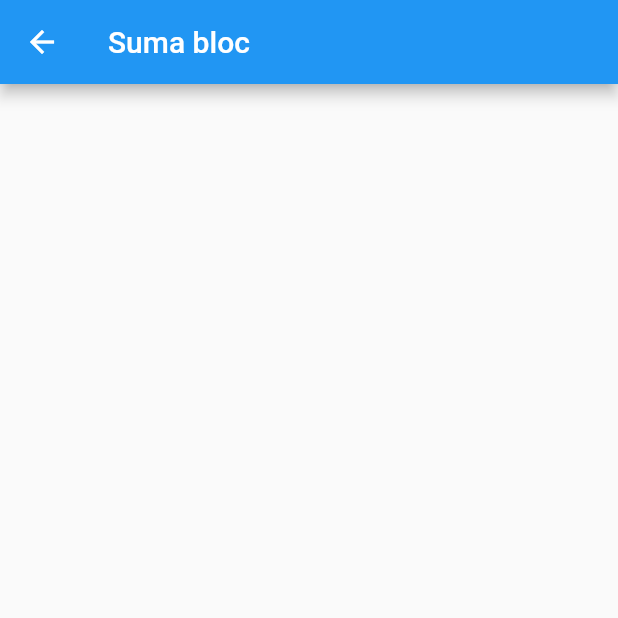
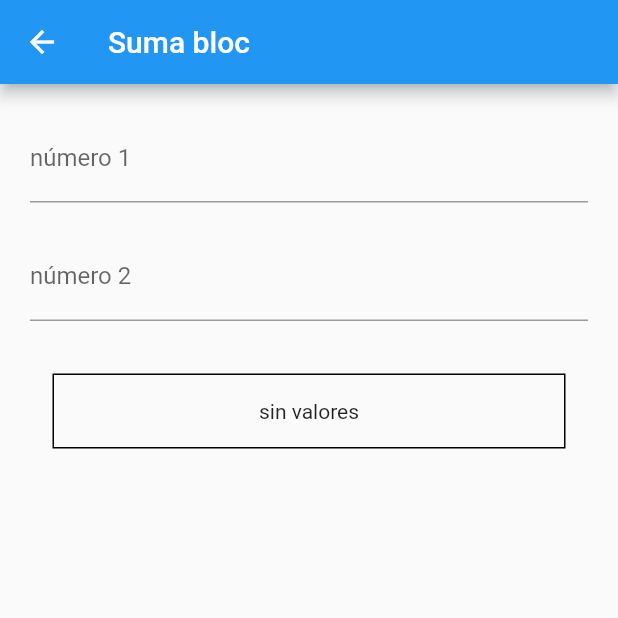
Before and after one commit to EduardinDev/flutter_bloc, a Flutter app: the SumaPage screen opened by its route, on a phone screen of 412 x 824 dp, the top half of it. Run offline on Flutter 3.47's test engine with Material 2 defaults, Android fonts, the phone set to English and light mode, and no system bars; our stand-ins replace rxdart.

Commit message:
Ejercicio Suma Bloc terminado con éxito

```diff
--- a/lib/main.dart
+++ b/lib/main.dart
@@ -8,6 +8,7 @@ class MyApp extends StatelessWidget {
   @override
   Widget build(BuildContext context) {
     return MaterialApp(
+      debugShowCheckedModeBanner: false,
       title: 'Aplicaciones bloc',
       initialRoute: '/',
       routes: <String,WidgetBuilder>{
--- /dev/null
+++ b/lib/src/bloc/validacion.dart
@@ -0,0 +1,12 @@
+import 'dart:async';
+
+class Validacion {
+  final validarNumero =
+      StreamTransformer<int, int>.fromHandlers(handleData: (numero, sink) {
+    if (numero >= 0) {
+      sink.add(numero);
+    } else {
+      sink.add( 0 ); // si esque no hay numeros entonces agregar cero por defecto
+    }
+  });
+}
--- a/lib/src/pages/inicio_page.dart
+++ b/lib/src/pages/inicio_page.dart
@@ -5,6 +5,7 @@ class InicioPage extends StatelessWidget {
 
   @override
   Widget build(BuildContext context) {
+
     return Scaffold(
       appBar: AppBar(
         title: Text('Ejemplos bloc'),
--- a/lib/src/pages/suma_page.dart
+++ b/lib/src/pages/suma_page.dart
@@ -1,19 +1,107 @@
 import 'package:flutter/material.dart';
+import 'package:flutter_ejerciciobloc/src/bloc/suma_bloc.dart';
 
 class SumaPage extends StatelessWidget {
-  const SumaPage({Key? key}) : super(key: key);
+  final sumaBloc = new SumaBloc();
 
   @override
   Widget build(BuildContext context) {
+    //sumaBloc.cargarValoresIniciales();
+    //print(sumaBloc.numero1.toString());
     return Scaffold(
       appBar: AppBar(
         title: Text('Suma bloc'),
       ),
-
+      body: suma(),
     );
   }
 
+  Widget suma() {
+    //_valor();
+    return Container(
+        margin: EdgeInsets.all(20.0),
+        child: Column(
+          children: <Widget>[
+            _numero1(),
+            SizedBox(
+              height: 20.0,
+            ),
+            _numero2(),
+            SizedBox(
+              height: 20.0,
+            ),
+            _respuestaStream()
+          ],
+        ));
+  }
 
+  _numero1() {
+    return StreamBuilder(
+      stream: sumaBloc.numero1Stream,
+      builder: (context, AsyncSnapshot<int> snapshot) {
+        return TextField(
+          keyboardType: TextInputType.number,
+          decoration: InputDecoration(
+              labelText: 'número 1', errorText: snapshot.error?.toString()),
+          onChanged: (value) {
+            if (value != '') {
+              sumaBloc.changeNumero1(int.parse(value));
+              //sumaBloc.sumarNumeros();
+            } else {
+              sumaBloc.changeNumero1(0);
+              //sumaBloc.sumarNumeros();
+            }
+          },
+        );
+      },
+    );
+  }
 
+  _numero2() {
+    return StreamBuilder(
+      stream: sumaBloc.numero2Stream,
+      builder: (context, AsyncSnapshot<int> snapshot) {
 
+        return TextField(
+          keyboardType: TextInputType.number,
+          decoration: InputDecoration(labelText: 'número 2'),
+          onChanged: (value) {
+            if (value != '') {
+              sumaBloc.changeNumero2(int.parse(value));
+              //sumaBloc.sumarNumeros();
+            } else {
+              sumaBloc.changeNumero2(0);
+              //sumaBloc.sumarNumeros();
+            }
+          },
+        );
+      },
+    );
+  }
+
+  _respuestaStream() {
+    return StreamBuilder(
+        stream: sumaBloc.validacion,
+        builder: (context, AsyncSnapshot<int> snapshot) {
+
+          if (snapshot.data!=null) {
+            print(snapshot.data);
+            return _resultado(snapshot.data);
+          } else {
+            return _resultado('sin valores');
+          }
+        });
+  }
+
+  _resultado(respuesta) {
+    return Container(
+        margin: EdgeInsets.all(15.0),
+        height: 50.0,
+        decoration: BoxDecoration(
+          border: Border.all(),
+        ),
+        child: Center(
+          child: Text(respuesta.toString()),
+        ));
+  }
 }
```
Also changed, not shown: lib/src/bloc/suma_bloc.dart (+24 -7 lines).
